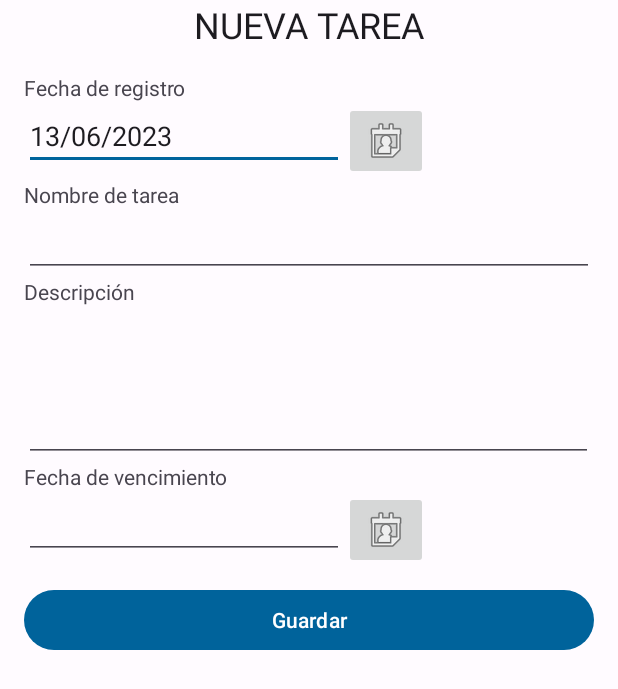
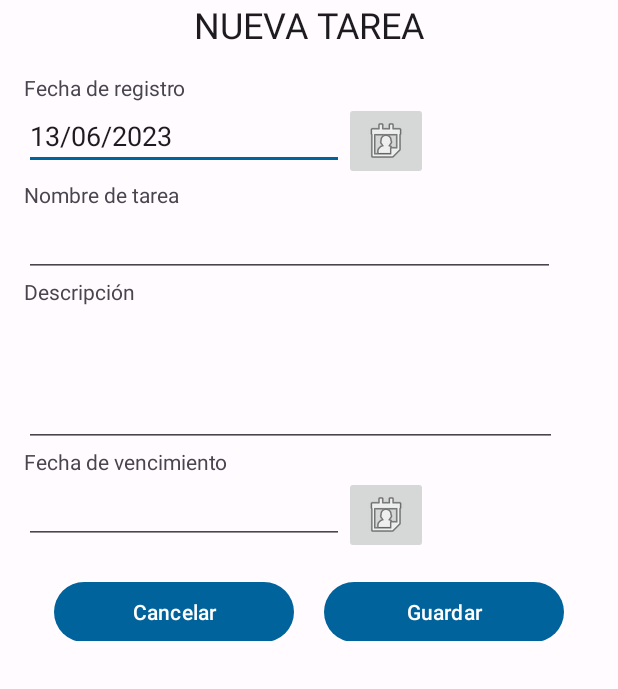
Before and after one commit to israUSA/ProyectoAppTarea, an Android app: the activity_CreacionTarea screen opened directly, with no data from a screen before it, on a phone screen of 412 x 824 dp. Shown: the top 689 px of the screen. Run offline under Robolectric (Android 15) with nearby library versions, the light colour scheme and no system bars.

Commit message:
hice las validaciones y agrege el bt cancelar en creacion

```diff
--- a/app/src/main/res/layout/activity_creacion_tarea.xml
+++ b/app/src/main/res/layout/activity_creacion_tarea.xml
@@ -1,8 +1,7 @@
 <?xml version="1.0" encoding="utf-8"?>
-<androidx.constraintlayout.widget.ConstraintLayout
-    xmlns:android="http://schemas.android.com/apk/res/android"
+<androidx.constraintlayout.widget.ConstraintLayout xmlns:android="http://schemas.android.com/apk/res/android"
+    xmlns:app="http://schemas.android.com/apk/res-auto"
     xmlns:tools="http://schemas.android.com/tools"
-    xmlns:app="http://schemas.android.com/apk/res-auto"
     android:layout_width="match_parent"
     android:layout_height="match_parent"
     tools:context=".activity_CreacionTarea">
@@ -67,7 +66,7 @@
 
       <EditText
           android:id="@+id/nombre_tarea"
-          android:layout_width="match_parent"
+          android:layout_width="354dp"
           android:layout_height="wrap_content" />
 
       <TextView
@@ -77,8 +76,8 @@
 
       <EditText
           android:id="@+id/MultiText_Descripcion"
-          android:layout_width="379dp"
-          android:layout_height="104dp"
+          android:layout_width="355dp"
+          android:layout_height="94dp"
           android:ems="10"
           android:gravity="start|top"
           android:inputType="textMultiLine" />
@@ -116,18 +115,36 @@
         <!--            android:visibility="gone" />-->
       </LinearLayout>
 
+
+      <LinearLayout
+          android:layout_width="match_parent"
+          android:layout_height="wrap_content"
+          android:gravity="center"
+          android:orientation="horizontal">
+
+        <Button
+            android:id="@+id/btn_cancelar"
+            android:layout_width="160dp"
+            android:layout_height="wrap_content"
+            android:layout_marginTop="10dp"
+            android:layout_marginRight="10dp"
+            android:onClick="cerrarVentana"
+            android:text="Cancelar"
+            app:rippleColor="@color/md_theme_dark_onTertiaryContainer" />
+
         <Button
             android:id="@+id/btn_guardar"
-          android:layout_width="match_parent"
+            android:layout_width="160dp"
             android:layout_height="wrap_content"
+            android:layout_marginLeft="10dp"
             android:layout_marginTop="10dp"
             android:onClick="GuardarTarea"
             android:text="Guardar" />
+      </LinearLayout>
 
 
     </LinearLayout>
   </LinearLayout>
 
 
-
 </androidx.constraintlayout.widget.ConstraintLayout>
```
Also changed, not shown: app/src/main/java/com/example/proyectoapptarea/activity_CreacionTarea.java (+38 -6 lines), app/src/main/java/com/example/proyectoapptarea/activity_mostrar_tareas.java (+127 -19 lines), app/src/main/java/com/example/proyectoapptarea/adaptador/listaAdaptador.java (added, +69 -0 lines), app/src/main/java/com/example/proyectoapptarea/entidades/listaTareas.java (added, +62 -0 lines), app/src/main/res/layout/activity_mostrar_tareas.xml (+20 -3 lines), app/src/main/res/layout/lista_tarea.xml (+39 -2 lines). Lines whose indentation alone changed are shown as unchanged.
